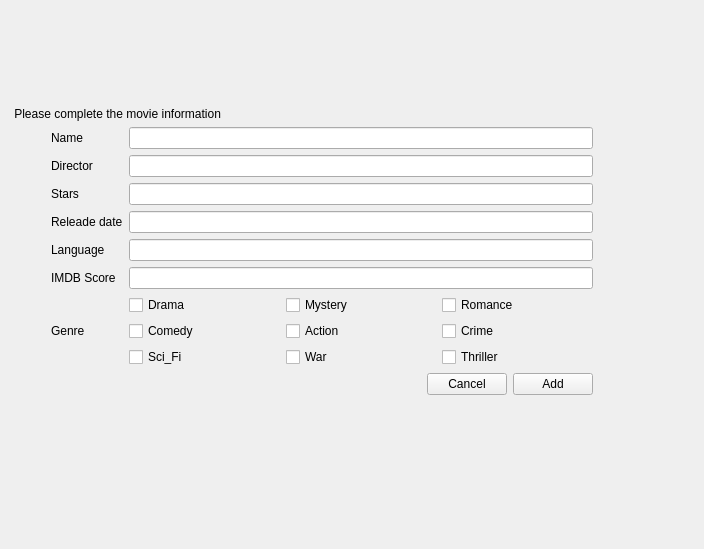
Before: the Qt Designer form add.ui in EotDc35F/project, drawn with Qt 5.
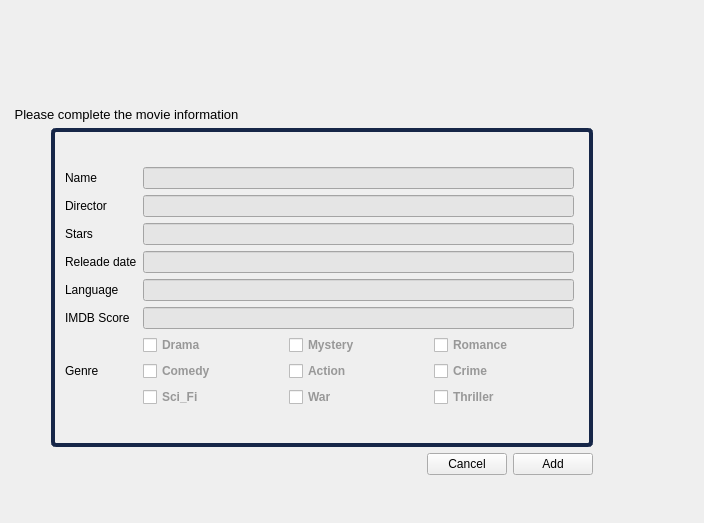
After: the same form once the commit is applied. Icons and pictures are not drawn.

Diff of the .ui file:
```diff
--- a/add.ui
+++ b/add.ui
@@ -7,7 +7,7 @@
     <x>0</x>
     <y>0</y>
     <width>704</width>
-    <height>549</height>
+    <height>523</height>
    </rect>
   </property>
   <property name="windowTitle">
@@ -18,9 +18,27 @@
 {
 background-color:rgb(177, 0, 0);
 }
-#back:hover
+
+#Add
+{
+background:url(:/image/2.jpg);
+}
+#ret:hover
 {
 background-color:rgb(197, 206, 201);
+}
+#add:hover
+{
+background-color:rgb(166, 224, 255);
+}
+#cancel:hover
+{
+background-color:rgb(166, 224, 255);
+}
+#main
+{
+border:4px solid rgb(22, 38, 72);
+border-radius:5px;
 }</string>
   </property>
   <layout class="QVBoxLayout" name="verticalLayout">
@@ -122,6 +140,11 @@
      </property>
      <item>
       <widget class="QLabel" name="label_8">
+       <property name="font">
+        <font>
+         <pointsize>10</pointsize>
+        </font>
+       </property>
        <property name="text">
         <string> Please complete the movie information</string>
        </property>
@@ -163,15 +186,91 @@
       </spacer>
      </item>
      <item>
+      <widget class="QWidget" name="main" native="true">
       <layout class="QGridLayout" name="gridLayout_2">
        <property name="topMargin">
-        <number>0</number>
+         <number>1</number>
        </property>
        <property name="bottomMargin">
-        <number>0</number>
-       </property>
-       <item row="5" column="0">
+         <number>1</number>
+        </property>
+        <item row="2" column="1">
+         <widget class="QLabel" name="label_2">
+          <property name="font">
+           <font>
+            <pointsize>9</pointsize>
+           </font>
+          </property>
+          <property name="text">
+           <string>Director</string>
+          </property>
+          <property name="margin">
+           <number>5</number>
+          </property>
+         </widget>
+        </item>
+        <item row="5" column="1">
+         <widget class="QLabel" name="label_5">
+          <property name="font">
+           <font>
+            <pointsize>9</pointsize>
+           </font>
+          </property>
+          <property name="text">
+           <string>Language</string>
+          </property>
+          <property name="margin">
+           <number>5</number>
+          </property>
+         </widget>
+        </item>
+        <item row="8" column="2">
+         <spacer name="verticalSpacer_4">
+          <property name="orientation">
+           <enum>Qt::Vertical</enum>
+          </property>
+          <property name="sizeHint" stdset="0">
+           <size>
+            <width>20</width>
+            <height>40</height>
+           </size>
+          </property>
+         </spacer>
+        </item>
+        <item row="3" column="2">
+         <widget class="QLineEdit" name="lstars">
+          <property name="styleSheet">
+           <string notr="true">background-color:rgb(229, 229, 229)</string>
+          </property>
+         </widget>
+        </item>
+        <item row="5" column="2">
+         <widget class="QLineEdit" name="llanguage">
+          <property name="styleSheet">
+           <string notr="true">background-color:rgb(229, 229, 229)</string>
+          </property>
+         </widget>
+        </item>
+        <item row="0" column="2">
+         <spacer name="verticalSpacer_3">
+          <property name="orientation">
+           <enum>Qt::Vertical</enum>
+          </property>
+          <property name="sizeHint" stdset="0">
+           <size>
+            <width>20</width>
+            <height>40</height>
+           </size>
+          </property>
+         </spacer>
+        </item>
+        <item row="6" column="1">
         <widget class="QLabel" name="label_6">
+          <property name="font">
+           <font>
+            <pointsize>9</pointsize>
+           </font>
+          </property>
          <property name="text">
           <string>IMDB Score</string>
          </property>
@@ -180,20 +279,27 @@
          </property>
         </widget>
        </item>
+        <item row="2" column="2">
+         <widget class="QLineEdit" name="ldirector">
+          <property name="styleSheet">
+           <string notr="true">background-color:rgb(229, 229, 229)</string>
+          </property>
+         </widget>
+        </item>
+        <item row="1" column="2">
+         <widget class="QLineEdit" name="lname">
+          <property name="styleSheet">
+           <string notr="true">background-color:rgb(229, 229, 229)</string>
+          </property>
+         </widget>
+        </item>
        <item row="3" column="1">
-        <widget class="QLineEdit" name="lreleas"/>
-       </item>
-       <item row="4" column="1">
-        <widget class="QLineEdit" name="llanguage"/>
-       </item>
-       <item row="1" column="1">
-        <widget class="QLineEdit" name="ldirector"/>
-       </item>
-       <item row="2" column="1">
-        <widget class="QLineEdit" name="lstars"/>
-       </item>
-       <item row="2" column="0">
         <widget class="QLabel" name="label_3">
+          <property name="font">
+           <font>
+            <pointsize>9</pointsize>
+           </font>
+          </property>
          <property name="text">
           <string>Stars</string>
          </property>
@@ -202,8 +308,13 @@
          </property>
         </widget>
        </item>
-       <item row="0" column="0">
+        <item row="1" column="1">
         <widget class="QLabel" name="label">
+          <property name="font">
+           <font>
+            <pointsize>9</pointsize>
+           </font>
+          </property>
          <property name="text">
           <string>Name</string>
          </property>
@@ -212,56 +323,27 @@
          </property>
         </widget>
        </item>
-       <item row="0" column="1">
-        <widget class="QLineEdit" name="lname"/>
-       </item>
-       <item row="5" column="1">
-        <widget class="QLineEdit" name="limdb"/>
-       </item>
-       <item row="3" column="0">
-        <widget class="QLabel" name="label_4">
-         <property name="text">
-          <string>Releade date</string>
-         </property>
-         <property name="margin">
-          <number>5</number>
-         </property>
-        </widget>
-       </item>
-       <item row="6" column="0">
-        <widget class="QLabel" name="label_7">
-         <property name="text">
-          <string>Genre</string>
-         </property>
-         <property name="margin">
-          <number>5</number>
-         </property>
-        </widget>
-       </item>
-       <item row="1" column="0">
-        <widget class="QLabel" name="label_2">
-         <property name="text">
-          <string>Director</string>
-         </property>
-         <property name="margin">
-          <number>5</number>
-         </property>
-        </widget>
-       </item>
-       <item row="4" column="0">
-        <widget class="QLabel" name="label_5">
-         <property name="text">
-          <string>Language</string>
-         </property>
-         <property name="margin">
-          <number>5</number>
-         </property>
-        </widget>
-       </item>
-       <item row="6" column="1">
+        <item row="6" column="2">
+         <widget class="QLineEdit" name="limdb">
+          <property name="styleSheet">
+           <string notr="true">background-color:rgb(229, 229, 229)</string>
+          </property>
+         </widget>
+        </item>
+        <item row="7" column="2">
         <layout class="QGridLayout" name="gridLayout_6">
          <item row="1" column="1">
           <widget class="QCheckBox" name="checkBox_5">
+            <property name="font">
+             <font>
+              <pointsize>9</pointsize>
+              <weight>75</weight>
+              <bold>true</bold>
+             </font>
+            </property>
+            <property name="styleSheet">
+             <string notr="true">color:rgb(152, 152, 152)</string>
+            </property>
            <property name="text">
             <string>Action</string>
            </property>
@@ -269,6 +351,16 @@
          </item>
          <item row="1" column="0">
           <widget class="QCheckBox" name="checkBox_4">
+            <property name="font">
+             <font>
+              <pointsize>9</pointsize>
+              <weight>75</weight>
+              <bold>true</bold>
+             </font>
+            </property>
+            <property name="styleSheet">
+             <string notr="true">color:rgb(152, 152, 152)</string>
+            </property>
            <property name="text">
             <string>Comedy</string>
            </property>
@@ -276,6 +368,16 @@
          </item>
          <item row="0" column="2">
           <widget class="QCheckBox" name="checkBox">
+            <property name="font">
+             <font>
+              <pointsize>9</pointsize>
+              <weight>75</weight>
+              <bold>true</bold>
+             </font>
+            </property>
+            <property name="styleSheet">
+             <string notr="true">color:rgb(152, 152, 152)</string>
+            </property>
            <property name="text">
             <string>Romance</string>
            </property>
@@ -283,6 +385,16 @@
          </item>
          <item row="0" column="0">
           <widget class="QCheckBox" name="checkBox_3">
+            <property name="font">
+             <font>
+              <pointsize>9</pointsize>
+              <weight>75</weight>
+              <bold>true</bold>
+             </font>
+            </property>
+            <property name="styleSheet">
+             <string notr="true">color:rgb(152, 152, 152)</string>
+            </property>
            <property name="text">
             <string>Drama</string>
            </property>
@@ -296,6 +408,16 @@
          </item>
          <item row="0" column="1">
           <widget class="QCheckBox" name="checkBox_2">
+            <property name="font">
+             <font>
+              <pointsize>9</pointsize>
+              <weight>75</weight>
+              <bold>true</bold>
+             </font>
+            </property>
+            <property name="styleSheet">
+             <string notr="true">color:rgb(152, 152, 152)</string>
+            </property>
            <property name="text">
             <string>Mystery</string>
            </property>
@@ -303,6 +425,16 @@
          </item>
          <item row="1" column="2">
           <widget class="QCheckBox" name="checkBox_6">
+            <property name="font">
+             <font>
+              <pointsize>9</pointsize>
+              <weight>75</weight>
+              <bold>true</bold>
+             </font>
+            </property>
+            <property name="styleSheet">
+             <string notr="true">color:rgb(152, 152, 152)</string>
+            </property>
            <property name="text">
             <string>Crime</string>
            </property>
@@ -310,6 +442,16 @@
          </item>
          <item row="2" column="0">
           <widget class="QCheckBox" name="checkBox_7">
+            <property name="font">
+             <font>
+              <pointsize>9</pointsize>
+              <weight>75</weight>
+              <bold>true</bold>
+             </font>
+            </property>
+            <property name="styleSheet">
+             <string notr="true">color:rgb(152, 152, 152)</string>
+            </property>
            <property name="text">
             <string>Sci_Fi</string>
            </property>
@@ -317,6 +459,16 @@
          </item>
          <item row="2" column="1">
           <widget class="QCheckBox" name="checkBox_8">
+            <property name="font">
+             <font>
+              <pointsize>9</pointsize>
+              <weight>75</weight>
+              <bold>true</bold>
+             </font>
+            </property>
+            <property name="styleSheet">
+             <string notr="true">color:rgb(152, 152, 152)</string>
+            </property>
            <property name="text">
             <string>War</string>
            </property>
@@ -324,6 +476,16 @@
          </item>
          <item row="2" column="2">
           <widget class="QCheckBox" name="checkBox_9">
+            <property name="font">
+             <font>
+              <pointsize>9</pointsize>
+              <weight>75</weight>
+              <bold>true</bold>
+             </font>
+            </property>
+            <property name="styleSheet">
+             <string notr="true">color:rgb(152, 152, 152)</string>
+            </property>
            <property name="text">
             <string>Thriller</string>
            </property>
@@ -331,7 +493,77 @@
          </item>
         </layout>
        </item>
-      </layout>
+        <item row="1" column="3">
+         <spacer name="horizontalSpacer_6">
+          <property name="orientation">
+           <enum>Qt::Horizontal</enum>
+          </property>
+          <property name="sizeType">
+           <enum>QSizePolicy::Fixed</enum>
+          </property>
+          <property name="sizeHint" stdset="0">
+           <size>
+            <width>10</width>
+            <height>20</height>
+           </size>
+          </property>
+         </spacer>
+        </item>
+        <item row="4" column="1">
+         <widget class="QLabel" name="label_4">
+          <property name="font">
+           <font>
+            <pointsize>9</pointsize>
+           </font>
+          </property>
+          <property name="text">
+           <string>Releade date</string>
+          </property>
+          <property name="margin">
+           <number>5</number>
+          </property>
+         </widget>
+        </item>
+        <item row="4" column="2">
+         <widget class="QLineEdit" name="lreleas">
+          <property name="styleSheet">
+           <string notr="true">background-color:rgb(229, 229, 229)</string>
+          </property>
+         </widget>
+        </item>
+        <item row="7" column="1">
+         <widget class="QLabel" name="label_7">
+          <property name="font">
+           <font>
+            <pointsize>9</pointsize>
+           </font>
+          </property>
+          <property name="text">
+           <string>Genre</string>
+          </property>
+          <property name="margin">
+           <number>5</number>
+          </property>
+         </widget>
+        </item>
+        <item row="3" column="0">
+         <spacer name="horizontalSpacer_7">
+          <property name="orientation">
+           <enum>Qt::Horizontal</enum>
+          </property>
+          <property name="sizeType">
+           <enum>QSizePolicy::Fixed</enum>
+          </property>
+          <property name="sizeHint" stdset="0">
+           <size>
+            <width>5</width>
+            <height>10</height>
+           </size>
+          </property>
+         </spacer>
+        </item>
+       </layout>
+      </widget>
      </item>
      <item>
       <spacer name="horizontalSpacer_3">
```
Left out of the diff: 20 changed lines with no effect on the pictures. Lines whose indentation alone changed are shown as unchanged.
